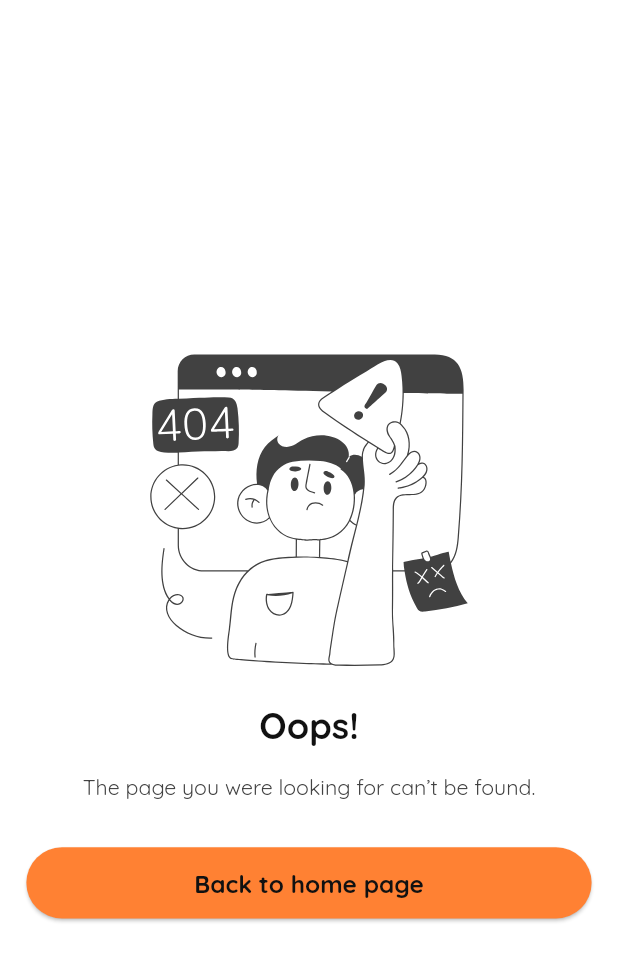
After one commit to bdCalling-Sdt-hub/car_rental_albaryde, a Flutter app: the Error405Page screen opened directly, on a phone screen of 412 x 824 dp. The commit adds this screen. Shown: the top 961 px of the screen. Run offline on Flutter 3.47's test engine with Material 3 defaults, Android fonts, the phone set to English and light mode, and no system bars; our stand-ins replace flutter_screenutil, flutter_svg, get, pin_code_fields; network calls fail.

```diff
--- a/lib/main.dart
+++ b/lib/main.dart
@@ -4,6 +4,8 @@ import 'package:flutter_screenutil/flutter_screenutil.dart';
 import 'package:untitled/utilities/app_strings.dart';
 import 'package:untitled/utilities/app_theme.dart';
 import 'package:untitled/views/screens/user_role/authentication/sign_in_page.dart';
+import 'package:untitled/views/screens/user_role/profile/profile.dart';
+import 'package:untitled/views/screens/user_role/setting/405_page.dart';
 import 'package:untitled/views/screens/user_role/setting/setting_landing.dart';
 import 'package:untitled/views/screens/user_role/setting/settings_template.dart';
 
@@ -22,7 +24,7 @@ class MyApp extends StatelessWidget {
       splitScreenMode: true,
       builder: (context, child) {
         return GetMaterialApp(
-          home: SignInPage(),
+          home: ProfileLandingScreen(),
           theme: AppTheme.defaultThemeData,
           initialBinding: ControllerBinder(),
           debugShowCheckedModeBanner: false,
--- /dev/null
+++ b/lib/utilities/app_asset_path.dart
@@ -0,0 +1,8 @@
+class AppAssetPath {
+  static String baseUrl = "assets/images";
+  static String errorImagePath404 = "$baseUrl/405.svg";
+
+
+
+
+}
--- a/lib/utilities/app_colors.dart
+++ b/lib/utilities/app_colors.dart
@@ -12,4 +12,5 @@ class AppColors {
   static const Color textFieldBorderColor = Color(0xFFFFC5A1);
   static const Color textFieldShade = Color(0xFFFFF2EB);
   static const Color modalHandleColor = Color(0xFFFFD8C0);
+  static const Color a = Color(0xFFF2EB80);
 }
--- a/lib/utilities/app_icons.dart
+++ b/lib/utilities/app_icons.dart
@@ -76,5 +76,6 @@ class AppIcons{
   static String crossBigIcon="$baseUrl/cross_big_icon.svg";
   static String curveBackIcon="$baseUrl/curve_back_icon.svg";
   static String gmailIcon="$baseUrl/gmail_icon.svg";
+  static String editIcon="$baseUrl/edit_icon.svg";
 
 }
--- a/lib/utilities/app_strings.dart
+++ b/lib/utilities/app_strings.dart
@@ -1,8 +1,8 @@
 //============================LoginPage=======================================>
 class AppString {
   static String signInToYourAccount = 'Sign in To your Account';
-  static const String welcomeBackSignInUsingYourSocialAccountOr =
-      'Welcome back! Sign In Using Your Social Account Or';
+  static const String signInToYourAccountToContinue =
+      'Welcome! Sign in to your account to continue.';
   static const String emailToContinueUs = 'Email To Continue Us';
   static const String yourEmail = 'Your Email';
   static const String enterEmail = 'Enter Email';
@@ -97,4 +97,17 @@ Lorem ipsum dolor sit amet consectetur. Ultrices id feugiat venenatis habitant m
 
   //============================Settings Support Page=======================================>
   static const String supportMail = 'Support@info.com';
+
+  //============================ Profile Page=======================================>
+  static const String oops = 'Oops!';
+  static const String pageNotFound =
+      'The page you were looking for can’t be found.';
+  static const String backToHomePage = 'Back to home page';
+
+  //============================Profile Page=======================================>
+  static const String personalInformation = 'Personal information';
+  static const String referralCode = 'Referral code';
+  static const String myWallet = 'my wallet';
+  static const String logout = 'Logout';
+  static const String profile = 'Profile';
 }
--- a/lib/utilities/app_theme.dart
+++ b/lib/utilities/app_theme.dart
@@ -54,6 +54,12 @@ class AppTheme {
         fontSize: 12.sp,
         fontWeight: FontWeight.w500,
       ),
+      labelSmall: TextStyle(
+        fontFamily: 'quicksand',
+        color: AppColors.black,
+        fontSize: 14.sp,
+        fontWeight: FontWeight.w500,
+      ),
       headlineMedium: TextStyle(
         fontFamily: 'quicksand',
         color: AppColors.black,
--- a/lib/views/base/custom_pin_code_field.dart
+++ b/lib/views/base/components/custom_pin_code_field.dart
@@ -2,7 +2,7 @@ import 'package:flutter/material.dart';
 import 'package:flutter_screenutil/flutter_screenutil.dart';
 import 'package:pin_code_fields/pin_code_fields.dart';
 
-import '../../utilities/app_colors.dart';
+import '../../../utilities/app_colors.dart';
 
 class CustomPinCodeTextField extends StatelessWidget {
   const CustomPinCodeTextField({super.key, this.textEditingController});
--- a/lib/views/screens/user_role/authentication/verify_mail.dart
+++ b/lib/views/screens/user_role/authentication/verify_mail.dart
@@ -5,7 +5,7 @@ import 'package:flutter_screenutil/flutter_screenutil.dart';
 import 'package:get/get.dart';
 import 'package:get/get_core/src/get_main.dart';
 import 'package:untitled/utilities/app_strings.dart';
-import 'package:untitled/views/base/custom_pin_code_field.dart';
+import 'package:untitled/views/base/components/custom_pin_code_field.dart';
 import 'package:untitled/views/base/widgets/textUnderlne.dart';
 import 'package:untitled/views/screens/user_role/authentication/reset_password.dart';
 
--- /dev/null
+++ b/lib/views/screens/user_role/setting/405_page.dart
@@ -0,0 +1,61 @@
+import 'package:flutter/material.dart';
+import 'package:flutter_screenutil/flutter_screenutil.dart';
+import 'package:get/get.dart';
+import 'package:get/get_core/src/get_main.dart';
+import 'package:untitled/utilities/app_asset_path.dart';
+import 'package:untitled/utilities/app_strings.dart';
+import 'package:untitled/views/screens/user_role/authentication/sign_in_page.dart';
+
+import '../../../../utilities/app_icons.dart';
+import '../../../base/components/network_svg_image .dart';
+
+class Error405Page extends StatelessWidget {
+  const Error405Page({super.key});
+
+  @override
+  Widget build(BuildContext context) {
+    return Scaffold(
+      body: Padding(
+        padding: const EdgeInsets.symmetric(horizontal: 16).w,
+        child: Column(
+          mainAxisAlignment: MainAxisAlignment.center,
+          crossAxisAlignment: CrossAxisAlignment.center,
+          children: [
+            Center(
+              child: NetworkSvgImage(
+                assetName: AppAssetPath.errorImagePath404,
+                height: 250.h,
+                width: 250.w,
+              ),
+            ),
+            Text(
+              'Oops!',
+              style: Theme.of(
+                context,
+              ).textTheme.headlineMedium!.copyWith(fontSize: 24),
+            ),
+            SizedBox(height: 16.h),
+            Text(
+              AppString.pageNotFound,
+              style: Theme.of(context).textTheme.displayMedium,
+            ),
+            SizedBox(height: 32.h),
+            SizedBox(
+              width: double.infinity,
+              child: ElevatedButton(
+                onPressed: () {
+                  ///TODO: Homepage navigation
+                  Get.to(SignInPage());
+                },
+                child: Text(
+                  AppString.backToHomePage,
+                  style: Theme.of(context).textTheme.headlineMedium,
+                ),
+              ),
+            ),
+          ],
+        ),
+      ),
+    );
+  }
+}
--- a/lib/views/screens/user_role/setting/setting_landing.dart
+++ b/lib/views/screens/user_role/setting/setting_landing.dart
@@ -134,7 +134,9 @@ class SettingComponents extends StatelessWidget {
         style:
             supportPage
                 ? Theme.of(context).textTheme.displayMedium
-                : Theme.of(context).textTheme.headlineMedium,
+                : Theme.of(context).textTheme.headlineMedium!.copyWith(
+                  fontWeight: FontWeight.bold,
+                ),
       ),
       trailing: endIcon,
       onTap: onTap,
--- a/lib/views/screens/user_role/setting/settings_template.dart
+++ b/lib/views/screens/user_role/setting/settings_template.dart
@@ -48,7 +48,7 @@ class SettingTemplatePage extends StatelessWidget {
                         supportPage: true,
                         leading: NetworkSvgImage(
                           assetName: AppIcons.gmailIcon,
-                          height: 24,
+                          height: 24.h,
                         ),
                         bodyText: AppString.supportMail,
                         endIcon: null,
--- a/pubspec.yaml
+++ b/pubspec.yaml
@@ -98,6 +98,7 @@ flutter:
   assets:
     - assets/fonts/
     - assets/icons/
+    - assets/images/
 
 
 
```
Also changed, not shown: lib/views/screens/user_role/authentication/sign_in_page.dart (+5 -2 lines), lib/views/screens/user_role/authentication/sign_up_page.dart (+13 -5 lines), lib/views/screens/user_role/profile/personal_information.dart (added, +174 -0 lines), lib/views/screens/user_role/profile/profile.dart (added, +145 -0 lines), assets/icons/edit_icon.svg (added).
